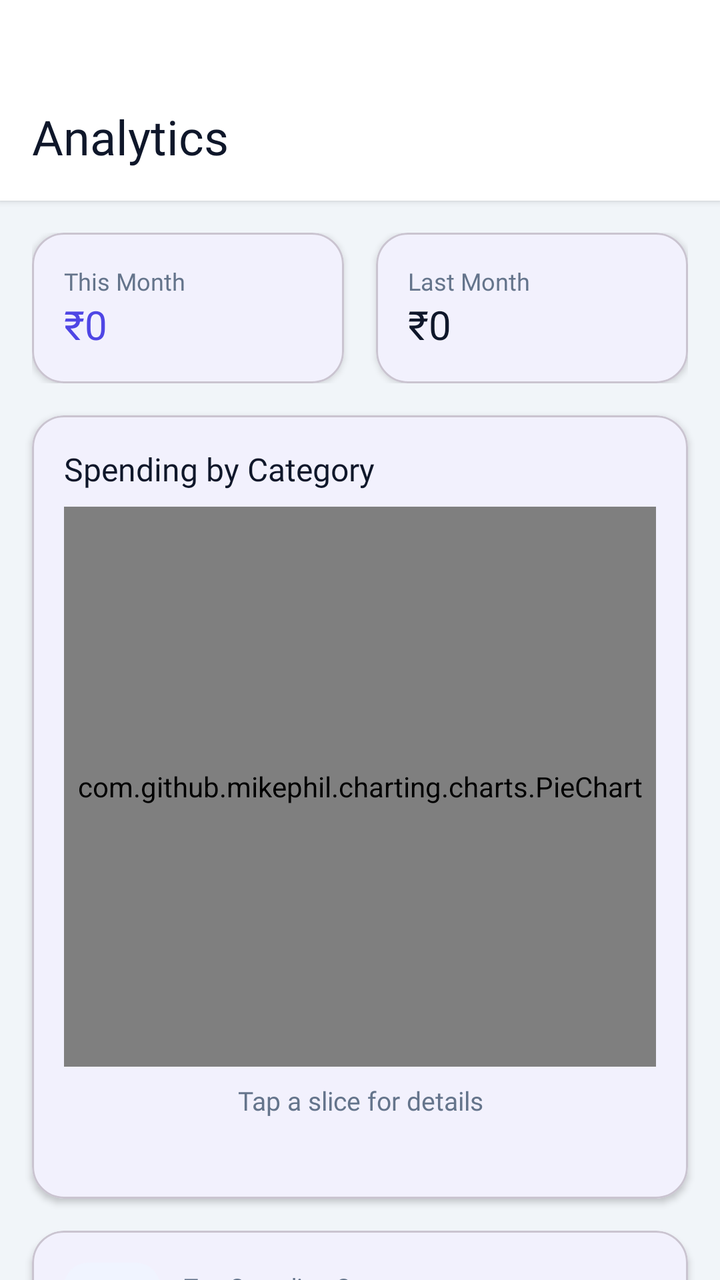
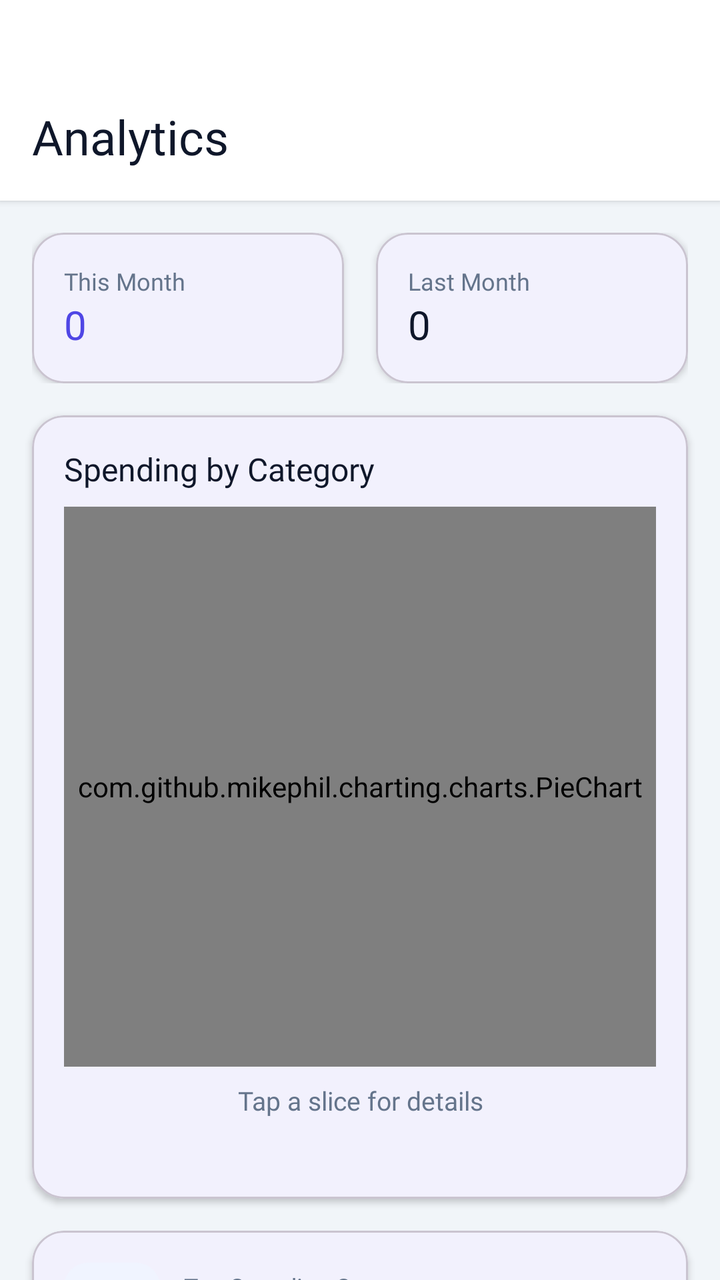

The first picture is an Android layout as it rendered before a commit; the second is the same layout after the commit. The layout source and the unified diff follow.
<!-- AndroidManifest.xml: application theme Theme.SmartSpendAI -->
<!-- res/layout/fragment_analytics.xml -->
<?xml version="1.0" encoding="utf-8"?>
<androidx.core.widget.NestedScrollView
    xmlns:android="http://schemas.android.com/apk/res/android"
    xmlns:app="http://schemas.android.com/apk/res-auto"
    android:layout_width="match_parent"
    android:layout_height="match_parent"
    android:background="?attr/android:colorBackground">

    <LinearLayout
        android:layout_width="match_parent"
        android:layout_height="wrap_content"
        android:orientation="vertical"
        android:paddingBottom="24dp">

        
        <LinearLayout
            android:layout_width="match_parent"
            android:layout_height="wrap_content"
            android:background="?attr/colorSurface"
            android:paddingStart="16dp"
            android:paddingEnd="16dp"
            android:paddingTop="52dp"
            android:paddingBottom="16dp"
            android:elevation="2dp">

            <TextView
                android:layout_width="wrap_content"
                android:layout_height="wrap_content"
                android:text="Analytics"
                android:textSize="24sp"
                android:fontFamily="@font/poppins_bold"
                android:textColor="?attr/colorOnSurface" />
        </LinearLayout>

        
        <LinearLayout
            android:layout_width="match_parent"
            android:layout_height="wrap_content"
            android:orientation="horizontal"
            android:padding="16dp">

            <com.google.android.material.card.MaterialCardView
                android:layout_width="0dp"
                android:layout_height="wrap_content"
                android:layout_weight="1"
                app:cardCornerRadius="16dp"
                app:cardElevation="2dp"
                android:layout_marginEnd="8dp">

                <LinearLayout
                    android:layout_width="match_parent"
                    android:layout_height="wrap_content"
                    android:orientation="vertical"
                    android:padding="16dp">

                    <TextView
                        android:layout_width="wrap_content"
                        android:layout_height="wrap_content"
                        android:text="This Month"
                        android:textSize="12sp"
                        android:fontFamily="@font/poppins_regular"
                        android:textColor="@color/textSecondary" />

                    <TextView
                        android:id="@+id/tv_total_this_month"
                        android:layout_width="wrap_content"
                        android:layout_height="wrap_content"
                        android:text="₹0"
                        android:textSize="20sp"
                        android:fontFamily="@font/poppins_bold"
                        android:textColor="@color/colorPrimary" />
                </LinearLayout>
            </com.google.android.material.card.MaterialCardView>

            <com.google.android.material.card.MaterialCardView
                android:layout_width="0dp"
                android:layout_height="wrap_content"
                android:layout_weight="1"
                app:cardCornerRadius="16dp"
                app:cardElevation="2dp"
                android:layout_marginStart="8dp">

                <LinearLayout
                    android:layout_width="match_parent"
                    android:layout_height="wrap_content"
                    android:orientation="vertical"
                    android:padding="16dp">

                    <TextView
                        android:layout_width="wrap_content"
                        android:layout_height="wrap_content"
                        android:text="Last Month"
                        android:textSize="12sp"
                        android:fontFamily="@font/poppins_regular"
                        android:textColor="@color/textSecondary" />

                    <TextView
                        android:id="@+id/tv_total_last_month"
                        android:layout_width="wrap_content"
                        android:layout_height="wrap_content"
                        android:text="₹0"
                        android:textSize="20sp"
                        android:fontFamily="@font/poppins_bold"
                        android:textColor="?attr/colorOnSurface" />
                </LinearLayout>
            </com.google.android.material.card.MaterialCardView>
        </LinearLayout>

        
        <com.google.android.material.card.MaterialCardView
            android:layout_width="match_parent"
            android:layout_height="wrap_content"
            app:cardCornerRadius="16dp"
            app:cardElevation="2dp"
            android:layout_marginStart="16dp"
            android:layout_marginEnd="16dp"
            android:layout_marginBottom="16dp">

            <LinearLayout
                android:layout_width="match_parent"
                android:layout_height="wrap_content"
                android:orientation="vertical"
                android:padding="16dp">

                <TextView
                    android:layout_width="wrap_content"
                    android:layout_height="wrap_content"
                    android:text="Spending by Category"
                    android:textSize="16sp"
                    android:fontFamily="@font/poppins_semibold"
                    android:textColor="?attr/colorOnSurface"
                    android:layout_marginBottom="8dp" />

                <com.github.mikephil.charting.charts.PieChart
                    android:id="@+id/pie_chart"
                    android:layout_width="match_parent"
                    android:layout_height="@dimen/pie_chart_height" />

                <TextView
                    android:id="@+id/tv_selected_category"
                    android:layout_width="match_parent"
                    android:layout_height="wrap_content"
                    android:text="Tap a slice for details"
                    android:textSize="13sp"
                    android:fontFamily="@font/poppins_regular"
                    android:textColor="@color/textSecondary"
                    android:gravity="center"
                    android:layout_marginTop="8dp" />

                <TextView
                    android:id="@+id/tv_category_breakdown"
                    android:layout_width="match_parent"
                    android:layout_height="wrap_content"
                    android:textSize="12sp"
                    android:fontFamily="@font/poppins_regular"
                    android:textColor="@color/textSecondary"
                    android:layout_marginTop="8dp"
                    android:lineSpacingMultiplier="1.6" />
            </LinearLayout>
        </com.google.android.material.card.MaterialCardView>

        
        <com.google.android.material.card.MaterialCardView
            android:layout_width="match_parent"
            android:layout_height="wrap_content"
            app:cardCornerRadius="16dp"
            app:cardElevation="2dp"
            android:layout_marginStart="16dp"
            android:layout_marginEnd="16dp"
            android:layout_marginBottom="16dp">

            <LinearLayout
                android:layout_width="match_parent"
                android:layout_height="wrap_content"
                android:orientation="horizontal"
                android:gravity="center_vertical"
                android:padding="16dp">

                <ImageView
                    android:id="@+id/iv_highest_icon"
                    android:layout_width="48dp"
                    android:layout_height="48dp"
                    android:src="@drawable/ic_food"
                    android:contentDescription="Highest category icon"
                    android:background="@drawable/bg_category_icon"
                    android:padding="10dp" />

                <LinearLayout
                    android:layout_width="0dp"
                    android:layout_height="wrap_content"
                    android:layout_weight="1"
                    android:orientation="vertical"
                    android:layout_marginStart="12dp">

                    <TextView
                        android:layout_width="wrap_content"
                        android:layout_height="wrap_content"
                        android:text="Top Spending Category"
                        android:textSize="12sp"
                        android:fontFamily="@font/poppins_regular"
                        android:textColor="@color/textSecondary" />

                    <TextView
                        android:id="@+id/tv_highest_category"
                        android:layout_width="wrap_content"
                        android:layout_height="wrap_content"
                        android:text="—"
                        android:textSize="18sp"
                        android:fontFamily="@font/poppins_semibold"
                        android:textColor="?attr/colorOnSurface" />
                </LinearLayout>

                <TextView
                    android:id="@+id/tv_highest_amount"
                    android:layout_width="wrap_content"
                    android:layout_height="wrap_content"
                    android:text="₹0"
                    android:textSize="18sp"
                    android:fontFamily="@font/poppins_bold"
                    android:textColor="@color/expense_red" />
            </LinearLayout>
        </com.google.android.material.card.MaterialCardView>

        
        <com.google.android.material.card.MaterialCardView
            android:layout_width="match_parent"
            android:layout_height="wrap_content"
            app:cardCornerRadius="16dp"
            app:cardElevation="2dp"
            android:layout_marginStart="16dp"
            android:layout_marginEnd="16dp">

            <LinearLayout
                android:layout_width="match_parent"
                android:layout_height="wrap_content"
                android:orientation="vertical"
                android:padding="16dp">

                <TextView
                    android:layout_width="wrap_content"
                    android:layout_height="wrap_content"
                    android:text="Weekly Comparison"
                    android:textSize="16sp"
                    android:fontFamily="@font/poppins_semibold"
                    android:textColor="?attr/colorOnSurface"
                    android:layout_marginBottom="8dp" />

                <com.github.mikephil.charting.charts.BarChart
                    android:id="@+id/bar_chart"
                    android:layout_width="match_parent"
                    android:layout_height="@dimen/chart_height" />
            </LinearLayout>
        </com.google.android.material.card.MaterialCardView>

    </LinearLayout>
</androidx.core.widget.NestedScrollView>
<!-- resources referenced by this layout -->
<resources>
  <color name="colorPrimary">#4F46E5</color>
  <color name="expense_red">#EF4444</color>
  <color name="textSecondary">#64748B</color>
  <dimen name="chart_height">240dp</dimen>
  <dimen name="pie_chart_height">280dp</dimen>
  <!-- drawable bg_category_icon (drawable) -->
  <?xml version="1.0" encoding="utf-8"?>
  <shape xmlns:android="http://schemas.android.com/apk/res/android"
      android:shape="rectangle">
      <solid android:color="#F0F4FF" />
      <corners android:radius="12dp" />
  </shape>
  <!-- drawable ic_food (drawable) -->
  <?xml version="1.0" encoding="utf-8"?>
  <vector xmlns:android="http://schemas.android.com/apk/res/android"
      android:width="24dp" android:height="24dp"
      android:viewportWidth="24" android:viewportHeight="24">
      <path android:fillColor="#FFFFFF" android:pathData="M18.06,22.99h1.66c0.84,0 1.53,-0.64 1.63,-1.46L23,5.05h-5V1h-1.97v4.05h-4.97l0.3,2.34c1.71,0.47 3.31,1.32 4.27,2.26 1.44,1.42 2.43,2.89 2.43,5.29v8.05zM1,21.99V21h15.03v0.99c0,0.55 -0.45,1 -1,1H2c-0.55,0 -1,-0.45 -1,-1zM16.03,9.99c0,0 -0.87,-1.64 -2.24,-2.52 -0.74,-0.48 -1.81,-0.92 -3.79,-0.92 -2.45,0 -3.49,0.66 -4.27,1.52C4.96,8.84 4,10.3 4,13.49v6.49h12.03L16.03,9.99z"/>
  </vector>
  <style name="Theme.SmartSpendAI" parent="Theme.Material3.Light.NoActionBar">
          <item name="colorPrimary">@color/colorPrimary</item>
          <item name="colorPrimaryVariant">@color/colorPrimaryDark</item>
          <item name="colorOnPrimary">@color/colorOnPrimary</item>
          <item name="colorSecondary">@color/colorSecondary</item>
          <item name="colorOnSecondary">@color/colorOnPrimary</item>
          <item name="colorSurface">@color/colorSurface</item>
          <item name="colorOnSurface">@color/colorOnSurface</item>
          <item name="android:colorBackground">@color/colorBackground</item>
          <item name="android:statusBarColor">@android:color/transparent</item>
          <item name="android:navigationBarColor">@android:color/transparent</item>
          <item name="android:windowLightStatusBar">true</item>
          <item name="android:windowDrawsSystemBarBackgrounds">true</item>
      </style>
  <color name="colorPrimaryDark">#3730A3</color>
  <color name="colorOnPrimary">#FFFFFF</color>
  <color name="colorSecondary">#7C3AED</color>
  <color name="colorSurface">#FFFFFF</color>
  <color name="colorOnSurface">#0F172A</color>
  <color name="colorBackground">#F1F5F9</color>
</resources>

<!-- the commit's change to res/layout/fragment_analytics.xml (unified diff, before → after) -->
@@ -65,7 +65,7 @@
                         android:id="@+id/tv_total_this_month"
                         android:layout_width="wrap_content"
                         android:layout_height="wrap_content"
-                        android:text="₹0"
+                        android:text="0"
                         android:textSize="20sp"
                         android:fontFamily="@font/poppins_bold"
                         android:textColor="@color/colorPrimary" />
@@ -98,7 +98,7 @@
                         android:id="@+id/tv_total_last_month"
                         android:layout_width="wrap_content"
                         android:layout_height="wrap_content"
-                        android:text="₹0"
+                        android:text="0"
                         android:textSize="20sp"
                         android:fontFamily="@font/poppins_bold"
                         android:textColor="?attr/colorOnSurface" />
@@ -214,7 +214,7 @@
                     android:id="@+id/tv_highest_amount"
                     android:layout_width="wrap_content"
                     android:layout_height="wrap_content"
-                    android:text="₹0"
+                    android:text="0"
                     android:textSize="18sp"
                     android:fontFamily="@font/poppins_bold"
                     android:textColor="@color/expense_red" />
